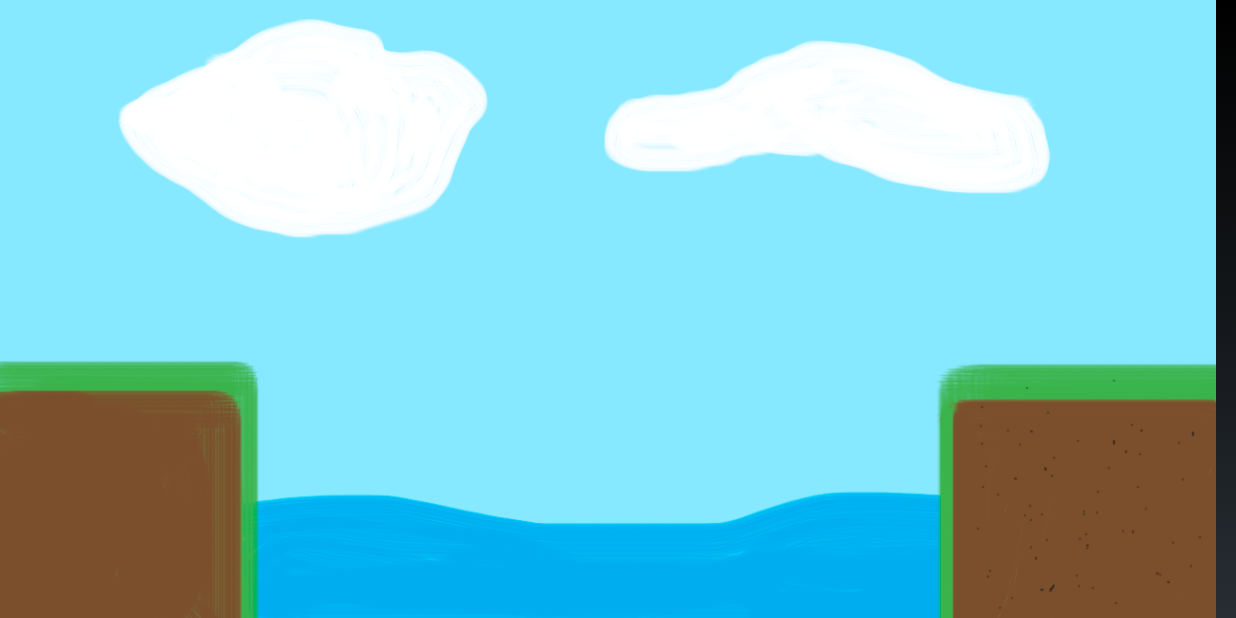
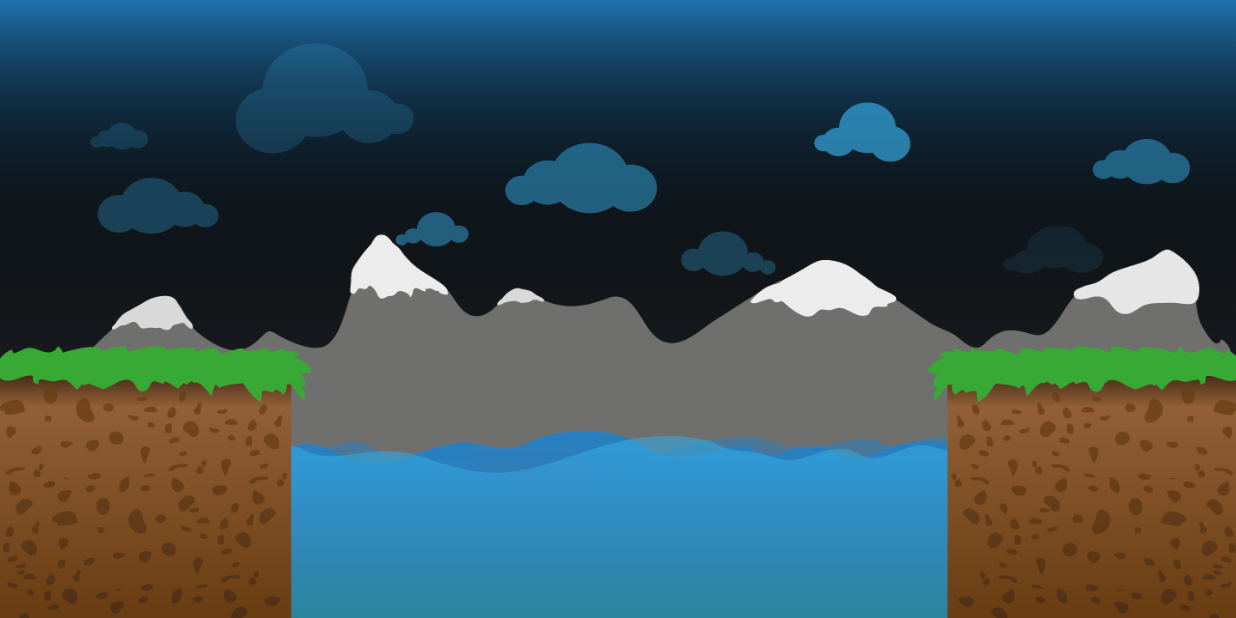
Before and after one commit to DanAndreasson/sheep-leap, an Android app: the Loadingscreen screen opened directly, with no data from a screen before it, on a phone screen of 824 x 412 dp (held sideways). Run offline under Robolectric (Android 15) with nearby library versions, the phone set to English and light mode, and no system bars; pictures from the network do not load.

Commit message:
Fixed loadingscreen bug, background bug, and added some fps thingy

```diff
--- a/sheep_leap/src/main/java/sheep_leap/sheep_leap/Loadingscreen.java
+++ b/sheep_leap/src/main/java/sheep_leap/sheep_leap/Loadingscreen.java
@@ -1,5 +1,6 @@
 package sheep_leap.sheep_leap;
 
+import android.content.Context;
 import android.content.Intent;
 import android.graphics.Bitmap;
 import android.graphics.BitmapFactory;
@@ -8,10 +9,11 @@ import android.graphics.drawable.BitmapDrawable;
 import android.graphics.drawable.Drawable;
 import android.os.Bundle;
 import android.support.v4.app.FragmentActivity;
+import android.util.AttributeSet;
 import android.view.Display;
 import android.view.Menu;
 import android.view.MenuItem;
-
+import android.view.View;
 
 
 public class Loadingscreen extends FragmentActivity {
@@ -26,7 +28,6 @@ public class Loadingscreen extends FragmentActivity {
         loadLocalDb();
         loadResources(); // Initializes resources such as images, sounds etc
 
-
         Intent intent = new Intent(this, MenuActivity.class);
         startActivity(intent);
     }
@@ -38,6 +39,11 @@ public class Loadingscreen extends FragmentActivity {
         Display display = getWindowManager().getDefaultDisplay();
         int screen_width = display.getWidth();  // deprecated
         int screen_height = display.getHeight();  // deprecated
+        if(screen_height > screen_width){
+            int prev_width = screen_width;
+            screen_width = screen_height;
+            screen_height = prev_width;
+        }
         //Resources.RAW_BACKGROUND = getResources().getDrawable(R.drawable.background_sky_mountains);
 
         Resources.RAW_BACKGROUND = BitmapFactory.decodeResource(getResources(), R.drawable.background_sky_mountains);
@@ -126,4 +132,5 @@ public class Loadingscreen extends FragmentActivity {
         return super.onOptionsItemSelected(item);
     }
 
+
 }
--- a/sheep_leap/src/main/res/layout/activity_loadingscreen.xml
+++ b/sheep_leap/src/main/res/layout/activity_loadingscreen.xml
@@ -2,12 +2,12 @@
     xmlns:tools="http://schemas.android.com/tools"
     android:layout_width="wrap_content"
     android:layout_height="wrap_content"
-    tools:context="kycklingstuds.sheep_leap.Loadingscreen">
+    tools:context="sheep_leap.sheep_leap.Loadingscreen">
     <ImageView
         android:layout_width="fill_parent"
         android:layout_height="fill_parent"
         android:id="@+id/imageView"
-        android:src="@drawable/background"
+        android:src="@drawable/background_s3"
         android:scaleType="fitXY" />
 
 
--- a/sheep_leap/src/main/res/layout/activity_menu.xml
+++ b/sheep_leap/src/main/res/layout/activity_menu.xml
@@ -2,7 +2,7 @@
     xmlns:tools="http://schemas.android.com/tools"
     android:layout_width="match_parent"
     android:layout_height="match_parent"
-    tools:context="kycklingstuds.sheep_leap.MenuActivity"
+    tools:context="sheep_leap.sheep_leap.MenuActivity"
     android:background="#ffffff"
     android:id="@+id/menu">
 
--- a/sheep_leap/src/main/res/layout/activity_play.xml
+++ b/sheep_leap/src/main/res/layout/activity_play.xml
@@ -2,10 +2,10 @@
     xmlns:tools="http://schemas.android.com/tools"
     android:layout_width="match_parent"
     android:layout_height="match_parent"
-    tools:context="kycklingstuds.sheep_leap.PlayActivity"
+    tools:context="sheep_leap.sheep_leap.PlayActivity"
     android:background="#ffffff">
 
-    <kycklingstuds.sheep_leap.Surface
+    <sheep_leap.sheep_leap.Surface
         android:layout_width="fill_parent"
         android:layout_height="fill_parent"
         android:id="@+id/gameCanvas"
```
Also changed, not shown: sheep_leap/src/main/java/sheep_leap/sheep_leap/MenuActivity.java (+13 -0 lines), sheep_leap/src/main/java/sheep_leap/sheep_leap/Surface.java (+10 -24 lines).
